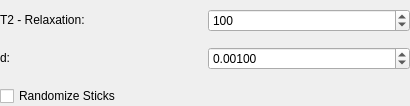
First picture: the form in Plugins/org.mitk.gui.qt.diffusionimaging/src/QmitkAstrosticksModelParametersWidgetControls.ui, repository MITK/MITK, before the edit.
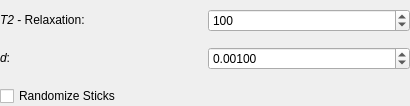
Second picture: the form after the edit.

Commit message: using T2' insted of T2* to simulate relaxation

The edit to the form file:
```diff
--- a/Plugins/org.mitk.gui.qt.diffusionimaging/src/QmitkAstrosticksModelParametersWidgetControls.ui
+++ b/Plugins/org.mitk.gui.qt.diffusionimaging/src/QmitkAstrosticksModelParametersWidgetControls.ui
@@ -48,7 +48,7 @@
       <item row="0" column="0">
        <widget class="QLabel" name="label_5">
         <property name="text">
-         <string>&lt;html&gt;&lt;head/&gt;&lt;body&gt;&lt;p&gt;T2 - Relaxation:&lt;/p&gt;&lt;/body&gt;&lt;/html&gt;</string>
+         <string>&lt;html&gt;&lt;head/&gt;&lt;body&gt;&lt;p&gt;&lt;span style=&quot; font-style:italic;&quot;&gt;T2&lt;/span&gt; - Relaxation:&lt;/p&gt;&lt;/body&gt;&lt;/html&gt;</string>
         </property>
        </widget>
       </item>
@@ -68,7 +68,7 @@
       <item row="1" column="0">
        <widget class="QLabel" name="label">
         <property name="text">
-         <string>&lt;html&gt;&lt;head/&gt;&lt;body&gt;&lt;p&gt;d:&lt;/p&gt;&lt;/body&gt;&lt;/html&gt;</string>
+         <string>&lt;html&gt;&lt;head/&gt;&lt;body&gt;&lt;p&gt;&lt;span style=&quot; font-style:italic;&quot;&gt;d&lt;/span&gt;:&lt;/p&gt;&lt;/body&gt;&lt;/html&gt;</string>
         </property>
        </widget>
       </item>
```
The commit also changes 12 other files.
